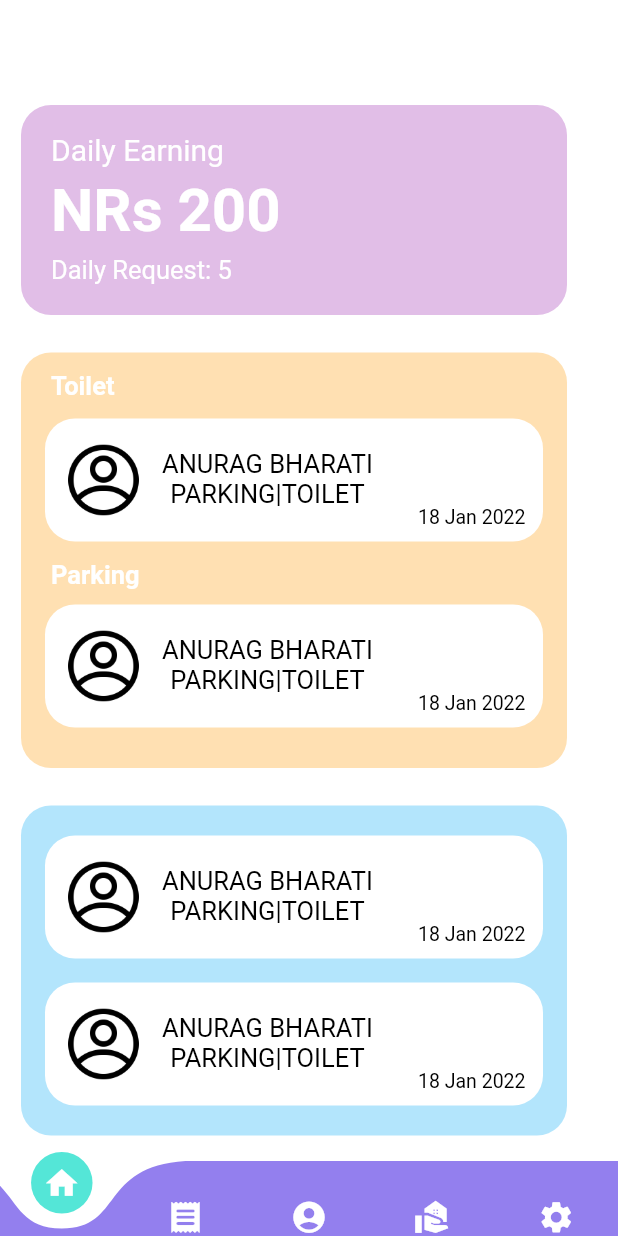
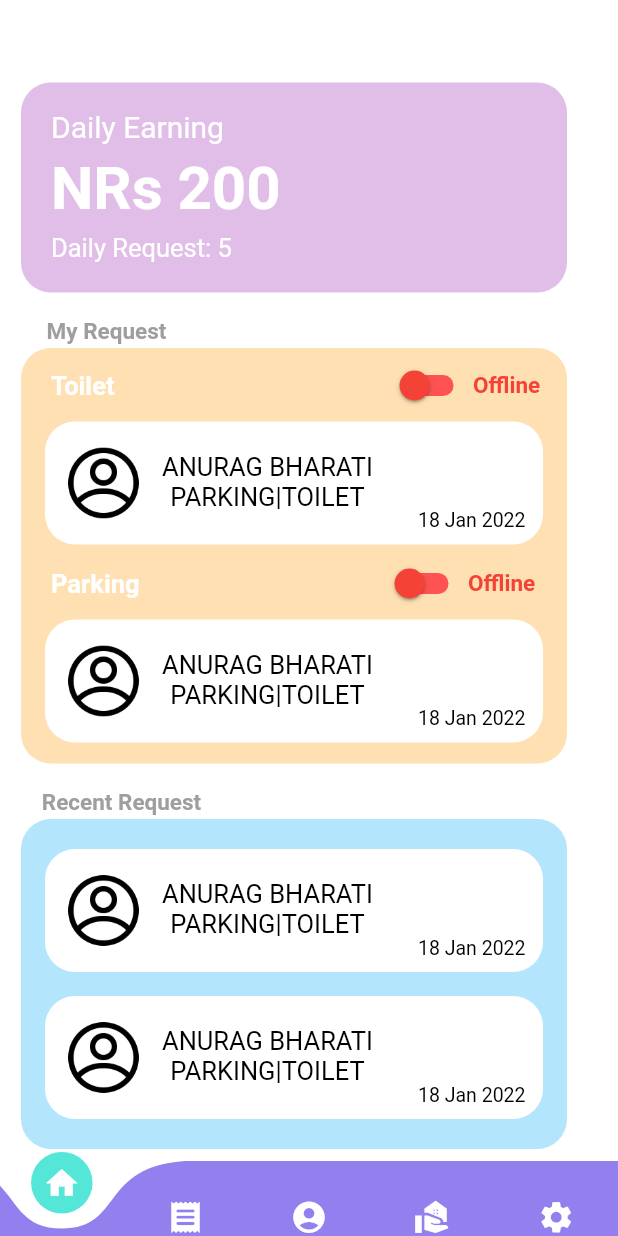
Before and after one commit to Anurag-Bharati/Park-and-Pee, a Flutter app: the screen it shows after launch, on a phone screen of 412 x 824 dp. Run offline on Flutter 3.47's test engine with Material 2 defaults, Android fonts, the phone set to English and light mode, and no system bars; drawn by our look-alikes of curved_navigation_bar; our stand-ins replace flutter_signin_button, material_design_icons_flutter.

Commit message:
added toggle button in dashboard

```diff
--- a/lib/service_owner/so_dashboard.dart
+++ b/lib/service_owner/so_dashboard.dart
@@ -8,12 +8,14 @@ class MySoDashboard extends StatefulWidget {
 }
 
 class _MySoDashboardState extends State<MySoDashboard> {
+  bool isSwitched = false;
+  bool isSwitched1 = false;
   @override
   Widget build(BuildContext context) {
     return Scaffold(
       backgroundColor: Colors.white,
       body: Container(
-        padding: const EdgeInsets.only(top:70, left:14),
+        padding: const EdgeInsets.only(top:55, left:14),
         child: Column(
           children: [
             Container(
@@ -56,8 +58,24 @@ class _MySoDashboardState extends State<MySoDashboard> {
                 ),
               ),
             ),
-
-            const SizedBox(height: 25,),
+            const SizedBox(height: 2,),
+            Container(
+              padding: const EdgeInsets.only(right: 250, top: 15),
+              child: Column (
+                mainAxisAlignment: MainAxisAlignment.start,
+                children: const [
+                  Text(
+                  "My Request",
+                  style: TextStyle(
+                    fontSize: 15,
+                    fontWeight: FontWeight.bold,
+                    color: Colors.grey,
+                    ),
+                  )
+                ],
+              ),
+            ),
+            const SizedBox(height: 2,),
             Container(
               height: 277,
               width: 364,
@@ -67,22 +85,41 @@ class _MySoDashboardState extends State<MySoDashboard> {
               ),
               child: Column(
                 children: [
-                  const SizedBox(height: 12,),
+                  const SizedBox(height: 1,),
                   Row(
-                    children: const [
-                      SizedBox(width: 20,),
-                      Text(
+                    children: [
+                      const SizedBox(width: 20,),
+                      const Text(
                         "Toilet",
                         style: TextStyle(
                           fontSize: 17,
                           fontWeight: FontWeight.bold,
                           color: Colors.white
                         ),
+                      ),
+                      const SizedBox(width: 180,),
+                      Row(
+                        children: [
+                          Switch(
+                            activeColor: Colors.green,
+                            inactiveThumbColor: Colors.red,
+                            activeTrackColor: Colors.greenAccent,
+                            inactiveTrackColor: Colors.redAccent,
+                            value: isSwitched,
+                            onChanged: (value){
+                              setState(() {
+                              isSwitched = value;
+                              });
+                            }
+                          ),
+                          if(isSwitched == true)
+                            (const Text("Online",style: TextStyle(fontSize: 15, fontWeight: FontWeight.bold, color: Colors.green),))
+                          else
+                            (const Text("Offline",style: TextStyle(fontSize: 15, fontWeight: FontWeight.bold, color: Colors.red),))
+                        ],
                       )
-
                     ],
                   ),
-                  const SizedBox(height: 12,),
                   Container(
                     height: 82,
                     width: 332,
@@ -138,21 +175,41 @@ class _MySoDashboardState extends State<MySoDashboard> {
                       ],
                     ),
                   ),
-                  const SizedBox(height: 12,),
+                  const SizedBox(height: 2,),
                   Row(
-                    children: const [
-                      SizedBox(width: 20,),
-                      Text(
+                    children:  [
+                      const SizedBox(width: 20,),
+                      const Text(
                         "Parking",
                         style: TextStyle(
                           fontWeight: FontWeight.bold,
                           fontSize: 17,
                           color: Colors.white
                         ),
+                      ),
+                      const SizedBox(width: 160,),
+                      Row(
+                        children: [
+                          Switch(
+                            activeColor: Colors.green,
+                            inactiveThumbColor: Colors.red,
+                            activeTrackColor: Colors.greenAccent,
+                            inactiveTrackColor: Colors.redAccent,
+                            value: isSwitched1,
+                            onChanged: (value){
+                              setState(() {
+                              isSwitched1 = value;
+                              });
+                            }
+                          ),
+                          if(isSwitched1 == true)
+                            (const Text("Online",style: TextStyle(fontSize: 15, fontWeight: FontWeight.bold, color: Colors.green),))
+                          else
+                            (const Text("Offline",style: TextStyle(fontSize: 15, fontWeight: FontWeight.bold, color: Colors.red),))
+                        ],
                       )
                     ],
                   ),
-                  const SizedBox(height: 10,),
                   Container(
                     height: 82,
                     width: 332,
@@ -211,8 +268,25 @@ class _MySoDashboardState extends State<MySoDashboard> {
                 ],
               ),
             ),
+            const SizedBox(height: 2,),
+            Container(
+              padding: const EdgeInsets.only(right: 230, top: 15),
+              child: Column (
+                mainAxisAlignment: MainAxisAlignment.start,
+                children: const [
+                  Text(
+                  "Recent Request",
+                  style: TextStyle(
+                    fontSize: 15,
+                    fontWeight: FontWeight.bold,
+                    color: Colors.grey,
+                    ),
+                  )
+                ],
+              ),
+            ),
 
-            const SizedBox(height: 25,),
+            const SizedBox(height: 2,),
             Container(
               height: 220,
               width: 364,
```
